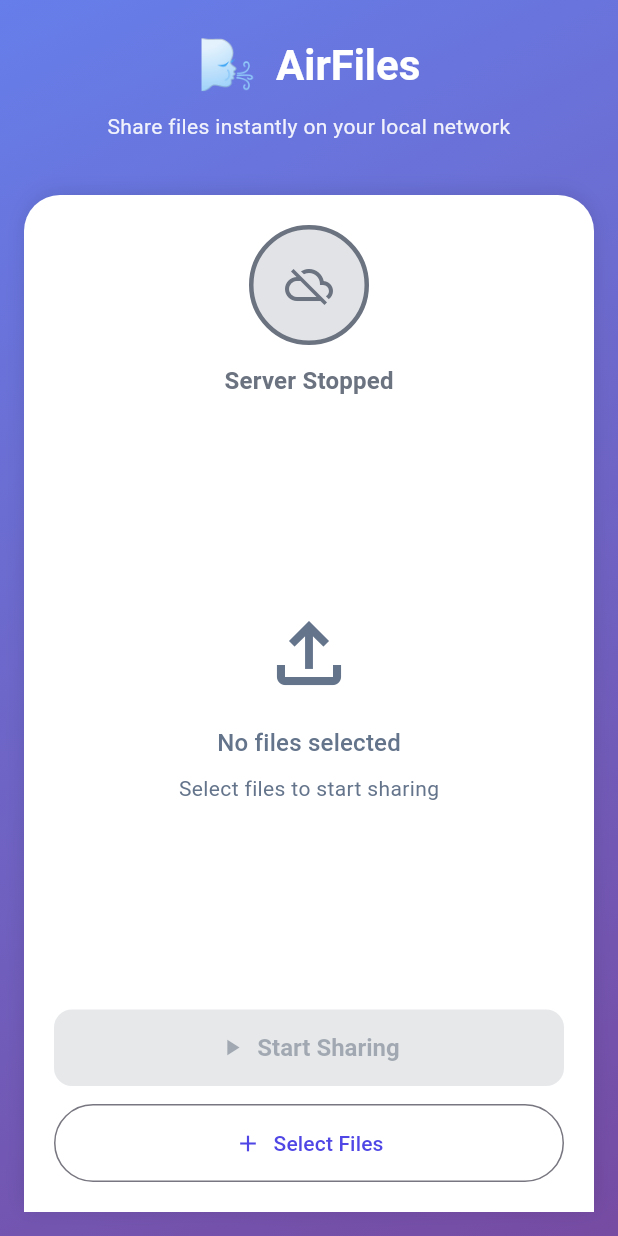
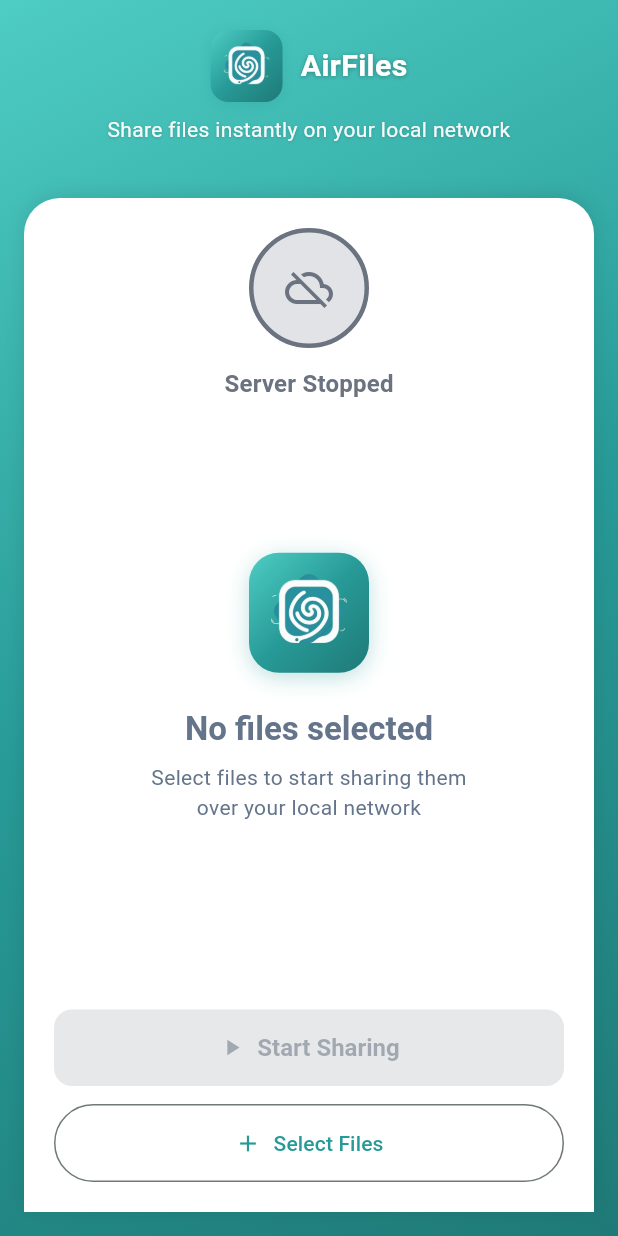
Before and after one commit to Mohammed-Asfar/airfiles_app, a Flutter app: the screen it shows after launch, on a phone screen of 412 x 824 dp. Run offline on Flutter 3.47's test engine with Material 3 defaults, Android fonts, the light colour scheme and no system bars; our stand-ins replace device_info_plus, file_picker, permission_handler, qr_flutter, share_plus, shelf and 1 more; missing offline and left inert: network_info_plus.

Commit message:
style(ui): revamp UI with new teal color theme and dark mode support
- Update file server HTML and CSS with teal gradient backgrounds and refined
  styling including borders, shadows, and transitions for better aesthetics
- Remove emoji from AirFiles title and permission widget for a cleaner look
- Add custom scrollbar styles for webkit browsers with teal highlights
- Implement dark mode support with dark teal color palette and adjusted
  element styles for readability and consistency
- Enhance HomePage UI: use AirFilesLogo widget, adapt background gradient based
  on theme, improve loading spinner, and update icons and text colors
- Revise empty state, file list, and buttons to match new theme with better
  spacing and font weights
- Add QR code dialog styling with AirFiles logo, rounded corners, and share
  button for improved UX
- Modify app_colors.dart to define new teal color palette for primary, secondary,
  background, dark theme, and file types
- Update app_theme.dart with gradients using new teal colors for light, dark, and
  icon spiral themes
- Adjust permission service to safely handle critical storage permission checks
- Update pubspec.yaml to include logo image assets for AirFilesLogo widget usage

```diff
--- a/lib/core/theme/app_colors.dart
+++ b/lib/core/theme/app_colors.dart
@@ -1,15 +1,21 @@
 import 'package:flutter/material.dart';
 
 class AppColors {
-  // Primary brand colors - inspired by air/wind theme
-  static const Color primaryColor = Color(0xFF4F46E5); // Indigo
-  static const Color primaryVariant = Color(0xFF3730A3); // Darker indigo
-  static const Color secondary = Color(0xFF06B6D4); // Cyan - represents airflow
-  static const Color secondaryVariant = Color(0xFF0891B2); // Darker cyan
+  // Primary brand colors - inspired by the AirFiles icon spiral design
+  static const Color primaryColor = Color(0xFF279A97); // Main teal from icon
+  static const Color primaryVariant = Color(0xFF1F7A77); // Darker teal
+  static const Color secondary = Color(0xFF4ECDC4); // Lighter teal/cyan
+  static const Color secondaryVariant = Color(0xFF26A69A); // Medium teal
 
-  // Background gradients
-  static const Color gradientStart = Color(0xFF667EEA); // Light purple
-  static const Color gradientEnd = Color(0xFF764BA2); // Darker purple
+  // Icon spiral colors - matching the beautiful gradient
+  static const Color spiralTeal = Color(0xFF279A97); // Main spiral color
+  static const Color spiralTealLight = Color(0xFF4ECDC4); // Light spiral
+  static const Color spiralTealDark = Color(0xFF1F7A77); // Dark spiral
+
+  // Background gradients - inspired by air/wind theme with teal accent
+  static const Color gradientStart = Color(0xFF4ECDC4); // Light teal
+  static const Color gradientMid = Color(0xFF279A97); // Main teal
+  static const Color gradientEnd = Color(0xFF1F7A77); // Dark teal
 
   // UI Colors
   static const Color background = Color(0xFFF8FAFC);
@@ -34,18 +40,22 @@ class AppColors {
   static const Color serverStopped = Color(0xFF6B7280);
   static const Color serverError = error;
 
-  // Dark theme colors
-  static const Color darkBackground = Color(0xFF0F172A);
-  static const Color darkSurface = Color(0xFF1E293B);
-  static const Color darkSurfaceVariant = Color(0xFF334155);
-  static const Color darkOnBackground = Color(0xFFF1F5F9);
-  static const Color darkOnSurface = Color(0xFFE2E8F0);
-  static const Color darkOnSurfaceVariant = Color(0xFF94A3B8);
+  // Dark theme colors - enhanced for teal theme
+  static const Color darkBackground = Color(0xFF0A1A1A); // Very dark with teal undertone
+  static const Color darkSurface = Color(0xFF1A2E2E); // Dark teal surface
+  static const Color darkSurfaceVariant = Color(0xFF2A3E3E); // Medium dark teal
+  static const Color darkOnBackground = Color(0xFFF1F9F9); // Light text with teal tint
+  static const Color darkOnSurface = Color(0xFFE2F4F4); // Light teal text
+  static const Color darkOnSurfaceVariant = Color(0xFF94C7C7); // Medium teal text
 
-  // File type colors
+  // Dark theme accent colors
+  static const Color darkAccent = Color(0xFF4ECDC4); // Bright teal for accents
+  static const Color darkAccentVariant = Color(0xFF26A69A); // Medium accent
+
+  // File type colors - enhanced with teal theme
   static const Color fileImage = Color(0xFFEC4899);
   static const Color fileVideo = Color(0xFF8B5CF6);
-  static const Color fileAudio = Color(0xFF06B6D4);
+  static const Color fileAudio = Color(0xFF4ECDC4); // Teal for audio
   static const Color fileDocument = Color(0xFFF59E0B);
   static const Color fileArchive = Color(0xFF84CC16);
   static const Color fileGeneric = Color(0xFF6B7280);
--- a/lib/core/theme/app_theme.dart
+++ b/lib/core/theme/app_theme.dart
@@ -247,13 +247,36 @@ class AppTheme {
     );
   }
 
-  // Custom gradient for backgrounds
+  // Custom gradient for backgrounds - inspired by the icon
   static const LinearGradient primaryGradient = LinearGradient(
     begin: Alignment.topLeft,
     end: Alignment.bottomRight,
     colors: [
       AppColors.gradientStart,
+      AppColors.gradientMid,
       AppColors.gradientEnd,
+    ],
+  );
+
+  // Dark theme gradient
+  static const LinearGradient darkGradient = LinearGradient(
+    begin: Alignment.topLeft,
+    end: Alignment.bottomRight,
+    colors: [
+      AppColors.darkBackground,
+      AppColors.darkSurface,
+      AppColors.darkSurfaceVariant,
+    ],
+  );
+
+  // Icon spiral gradient - matching the AirFiles icon
+  static const LinearGradient spiralGradient = LinearGradient(
+    begin: Alignment.topLeft,
+    end: Alignment.bottomRight,
+    colors: [
+      AppColors.spiralTealLight,
+      AppColors.spiralTeal,
+      AppColors.spiralTealDark,
     ],
   );
 
--- /dev/null
+++ b/lib/core/widgets/airfiles_logo.dart
@@ -0,0 +1,85 @@
+import 'package:flutter/material.dart';
+import '../theme/app_colors.dart';
+import '../theme/app_theme.dart';
+
+class AirFilesLogo extends StatelessWidget {
+  final double size;
+  final bool showText;
+  final Color? textColor;
+  final bool showBackground;
+
+  const AirFilesLogo({
+    super.key,
+    this.size = 48.0,
+    this.showText = false,
+    this.textColor,
+    this.showBackground = true,
+  });
+
+  @override
+  Widget build(BuildContext context) {
+    return Row(
+      mainAxisSize: MainAxisSize.min,
+      children: [
+        Container(
+          width: size,
+          height: size,
+          decoration: showBackground ? BoxDecoration(
+            gradient: AppTheme.spiralGradient,
+            borderRadius: BorderRadius.circular(size * 0.25),
+            boxShadow: [
+              BoxShadow(
+                color: AppColors.spiralTeal.withOpacity(0.3),
+                blurRadius: size * 0.15,
+                offset: Offset(0, size * 0.04),
+              ),
+            ],
+          ) : null,
+          child: ClipRRect(
+            borderRadius: BorderRadius.circular(size * 0.25),
+            child: Image.asset(
+              'assets/logo2.png',
+              width: size,
+              height: size,
+              fit: BoxFit.cover,
+              errorBuilder: (context, error, stackTrace) {
+                // Fallback to icon if asset fails to load
+                return Container(
+                  width: size,
+                  height: size,
+                  decoration: BoxDecoration(
+                    gradient: AppTheme.spiralGradient,
+                    borderRadius: BorderRadius.circular(size * 0.25),
+                  ),
+                  child: Icon(
+                    Icons.air,
+                    color: Colors.white,
+                    size: size * 0.6,
+                  ),
+                );
+              },
+            ),
+          ),
+        ),
+        if (showText) ...[
+          SizedBox(width: size * 0.25),
+          Text(
+            'AirFiles',
+            style: TextStyle(
+              fontSize: size * 0.42,
+              fontWeight: FontWeight.bold,
+              color: textColor ?? Colors.white,
+              shadows: [
+                Shadow(
+                  color: Colors.black.withOpacity(0.3),
+                  blurRadius: 4,
+                  offset: const Offset(0, 1),
+                ),
+              ],
+            ),
+          ),
+        ],
+      ],
+    );
+  }
+}
--- a/lib/features/home/presentation/pages/home_page.dart
+++ b/lib/features/home/presentation/pages/home_page.dart
@@ -10,6 +10,7 @@ import '../../../../core/models/server_config.dart';
 import '../../../../core/models/file_item.dart';
 import '../../../../core/theme/app_colors.dart';
 import '../../../../core/theme/app_theme.dart';
+import '../../../../core/widgets/airfiles_logo.dart';
 
 class HomePage extends StatefulWidget {
   const HomePage({super.key});
@@ -87,7 +88,8 @@ class _HomePageState extends State<HomePage> with TickerProviderStateMixin {
       setState(() => _isLoading = true);
 
       // Check storage permissions first
-      final hasStoragePermission = await _permissionService.requestStoragePermissions(
+      final hasStoragePermission =
+          await _permissionService.requestStoragePermissions(
         context: context,
         showRationale: true,
       );
@@ -179,7 +181,6 @@ class _HomePageState extends State<HomePage> with TickerProviderStateMixin {
           ),
         );
       }
-
     } catch (e) {
       setState(() {
         _serverState = ServerState(
@@ -209,7 +210,6 @@ class _HomePageState extends State<HomePage> with TickerProviderStateMixin {
 
       _pulseController.stop();
       _pulseController.reset();
-
     } catch (e) {
       setState(() {
         _serverState = ServerState(
@@ -252,10 +252,13 @@ class _HomePageState extends State<HomePage> with TickerProviderStateMixin {
 
   @override
   Widget build(BuildContext context) {
+    final isDarkMode = Theme.of(context).brightness == Brightness.dark;
+
     return Scaffold(
       body: Container(
-        decoration: const BoxDecoration(
-          gradient: AppTheme.primaryGradient,
+        decoration: BoxDecoration(
+          gradient:
+              isDarkMode ? AppTheme.darkGradient : AppTheme.primaryGradient,
         ),
         child: SafeArea(
           child: Column(
@@ -264,7 +267,12 @@ class _HomePageState extends State<HomePage> with TickerProviderStateMixin {
               _buildPermissionStatus(),
               Expanded(
                 child: _isLoading
-                    ? const Center(child: CircularProgressIndicator(color: Colors.white))
+                    ? Center(
+                        child: CircularProgressIndicator(
+                          color:
+                              isDarkMode ? AppColors.darkAccent : Colors.white,
+                        ),
+                      )
                     : _buildContent(),
               ),
             ],
@@ -282,17 +290,11 @@ class _HomePageState extends State<HomePage> with TickerProviderStateMixin {
           Row(
             mainAxisAlignment: MainAxisAlignment.center,
             children: [
-              const Text(
-                '🌬️',
-                style: TextStyle(fontSize: 32),
-              ),
-              const SizedBox(width: 12),
-              Text(
-                'AirFiles',
-                style: Theme.of(context).textTheme.headlineMedium?.copyWith(
-                  color: Colors.white,
-                  fontWeight: FontWeight.bold,
-                ),
+              // Use the custom AirFiles logo widget
+              AirFilesLogo(
+                size: 48,
+                showText: true,
+                textColor: Colors.white,
               ),
             ],
           ),
@@ -300,7 +302,14 @@ class _HomePageState extends State<HomePage> with TickerProviderStateMixin {
           Text(
             'Share files instantly on your local network',
             style: Theme.of(context).textTheme.bodyMedium?.copyWith(
-              color: Colors.white.withOpacity(0.9),
+              color: Colors.white.withOpacity(0.95),
+              shadows: [
+                Shadow(
+                  color: Colors.black.withOpacity(0.2),
+                  blurRadius: 2,
+                  offset: const Offset(0, 1),
+                ),
+              ],
             ),
             textAlign: TextAlign.center,
           ),
@@ -309,16 +318,26 @@ class _HomePageState extends State<HomePage> with TickerProviderStateMixin {
             Container(
               padding: const EdgeInsets.symmetric(horizontal: 12, vertical: 6),
               decoration: BoxDecoration(
-                color: Colors.white.withOpacity(0.2),
+                color: AppColors.spiralTealLight.withOpacity(0.3),
                 borderRadius: BorderRadius.circular(16),
+                border: Border.all(
+                  color: Colors.white.withOpacity(0.3),
+                  width: 1,
+                ),
               ),
               child: Row(
                 mainAxisSize: MainAxisSize.min,
                 children: [
-                  const Icon(
+                  Icon(
                     Icons.wifi,
                     color: Colors.white,
                     size: 16,
+                    shadows: [
+                      Shadow(
+                        color: Colors.black.withOpacity(0.3),
+                        blurRadius: 2,
+                      ),
+                    ],
                   ),
                   const SizedBox(width: 4),
                   Text(
@@ -377,7 +396,8 @@ class _HomePageState extends State<HomePage> with TickerProviderStateMixin {
                   _permissionService.showPermissionSettings(
                     context: context,
                     title: 'Missing Permissions',
-                    message: 'Please grant the required permissions in settings to use all features.',
+                    message:
+                        'Please grant the required permissions in settings to use all features.',
                   );
                 },
                 style: TextButton.styleFrom(
@@ -415,9 +435,8 @@ class _HomePageState extends State<HomePage> with TickerProviderStateMixin {
           _buildServerStatus(),
           if (_errorMessage != null) _buildErrorMessage(),
           Expanded(
-            child: _selectedFiles.isEmpty
-                ? _buildEmptyState()
-                : _buildFileList(),
+            child:
+                _selectedFiles.isEmpty ? _buildEmptyState() : _buildFileList(),
           ),
           _buildBottomActions(),
         ],
@@ -476,7 +495,7 @@ class _HomePageState extends State<HomePage> with TickerProviderStateMixin {
             Container(
               padding: const EdgeInsets.symmetric(horizontal: 16, vertical: 8),
               decoration: BoxDecoration(
-                color: AppColors.surfaceVariant,
+                color: AppColors.darkSurfaceVariant,
                 borderRadius: BorderRadius.circular(8),
               ),
               child: SelectableText(
@@ -605,25 +624,27 @@ class _HomePageState extends State<HomePage> with TickerProviderStateMixin {
       child: Column(
         mainAxisAlignment: MainAxisAlignment.center,
         children: [
-          Icon(
-            Icons.file_upload_outlined,
-            size: 64,
-            color: Theme.of(context).colorScheme.onSurfaceVariant,
+          AirFilesLogo(
+            size: 80,
+            showBackground: true,
           ),
-          const SizedBox(height: 16),
+          const SizedBox(height: 24),
           Text(
             'No files selected',
-            style: Theme.of(context).textTheme.titleMedium?.copyWith(
+            style: Theme.of(context).textTheme.titleLarge?.copyWith(
                   color: Theme.of(context).colorScheme.onSurfaceVariant,
+                  fontWeight: FontWeight.w600,
                 ),
           ),
           const SizedBox(height: 8),
           Text(
-            'Select files to start sharing',
+            'Select files to start sharing them\nover your local network',
             style: Theme.of(context).textTheme.bodyMedium?.copyWith(
                   color: Theme.of(context).colorScheme.onSurfaceVariant,
                 ),
+            textAlign: TextAlign.center,
           ),
+          const SizedBox(height: 24),
         ],
       ),
     );
@@ -734,7 +755,8 @@ class _HomePageState extends State<HomePage> with TickerProviderStateMixin {
               child: OutlinedButton.icon(
                 onPressed: _selectFiles,
                 icon: const Icon(Icons.add),
-                label: Text(_selectedFiles.isEmpty ? 'Select Files' : 'Add More Files'),
+                label: Text(
+                    _selectedFiles.isEmpty ? 'Select Files' : 'Add More Files'),
                 style: OutlinedButton.styleFrom(
                   padding: const EdgeInsets.symmetric(vertical: 16),
                 ),
@@ -765,21 +787,60 @@ class _HomePageState extends State<HomePage> with TickerProviderStateMixin {
     showDialog(
       context: context,
       builder: (context) => AlertDialog(
-        title: const Text('QR Code'),
-        content: SizedBox(
-          width: 200,
-          height: 200,
+        title: Row(
+          children: [
+            AirFilesLogo(
+              size: 24,
+              showBackground: false,
+            ),
+            const SizedBox(width: 8),
+            const Text('Share QR Code'),
+          ],
+        ),
+        content: Column(
+          mainAxisSize: MainAxisSize.min,
+          children: [
+            Container(
+              padding: const EdgeInsets.all(16),
+              decoration: BoxDecoration(
+                color: Colors.white,
+                borderRadius: BorderRadius.circular(12),
+                boxShadow: [
+                  BoxShadow(
+                    color: Colors.black.withOpacity(0.1),
+                    blurRadius: 4,
+                    offset: const Offset(0, 2),
+                  ),
+                ],
+              ),
               child: QrImageView(
                 data: _serverState.config!.serverUrl,
                 version: QrVersions.auto,
-            size: 200.0,
+                size: 180.0,
+                backgroundColor: Colors.white,
               ),
+            ),
+            const SizedBox(height: 16),
+            Text(
+              'Scan to access files',
+              style: Theme.of(context).textTheme.bodyMedium?.copyWith(
+                    color: Theme.of(context).colorScheme.onSurfaceVariant,
+                  ),
+            ),
+          ],
         ),
         actions: [
           TextButton(
             onPressed: () => Navigator.of(context).pop(),
             child: const Text('Close'),
           ),
+          ElevatedButton(
+            onPressed: () {
+              _shareUrl();
+              Navigator.of(context).pop();
+            },
+            child: const Text('Share'),
+          ),
         ],
       ),
     );
--- a/pubspec.yaml
+++ b/pubspec.yaml
@@ -86,9 +86,9 @@ flutter:
   uses-material-design: true
 
   # To add assets to your application, add an assets section, like this:
-  # assets:
-  #   - images/a_dot_burr.jpeg
-  #   - images/a_dot_ham.jpeg
+  assets:
+    - assets/logo2.png
+    - assets/logo.png
 
   # An image asset can refer to one or more resolution-specific "variants", see
   # https://flutter.dev/to/resolution-aware-images
```
Also changed, not shown: lib/core/services/file_server_service.dart (+113 -20 lines), lib/core/services/permission_service.dart (+12 -0 lines), lib/core/widgets/permission_check_widget.dart (+4 -4 lines), assets/logo.png (added), assets/logo2.png (added), 4 other files. Lines whose indentation alone changed are shown as unchanged.
